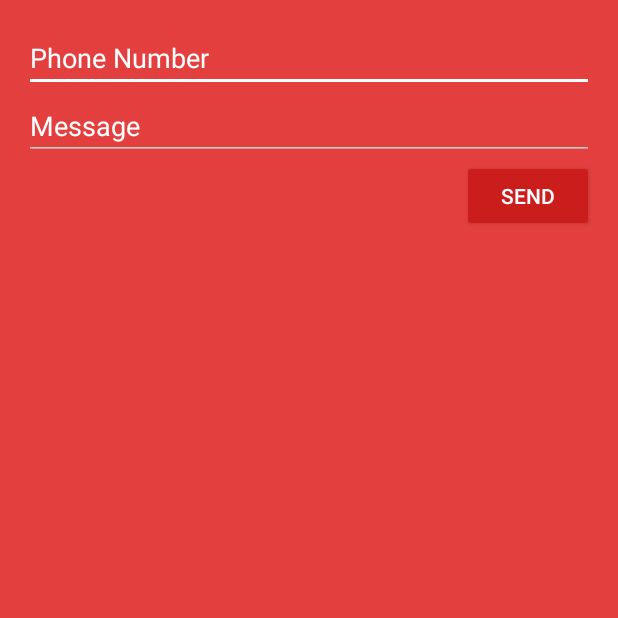
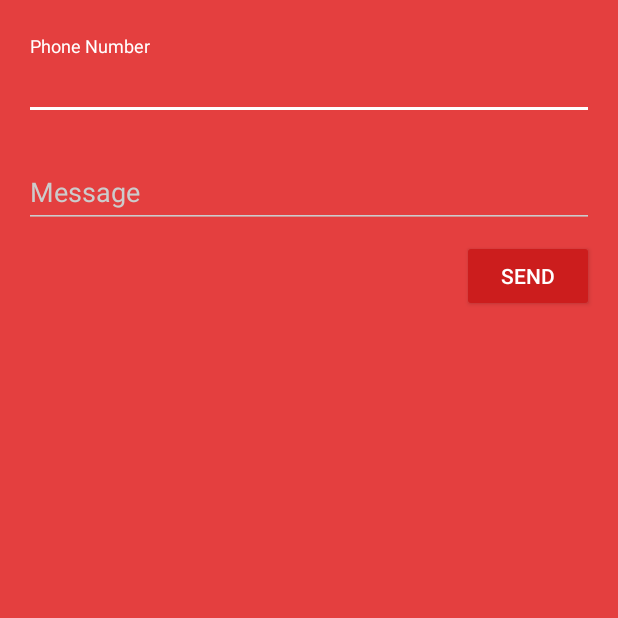
Before and after one commit to diogopainho/sirs-ist, an Android app: the SmsComposer screen opened directly, with no data from a screen before it, after a tap on "SEND", on a phone screen of 412 x 824 dp, the top half of it. Run offline under Robolectric (Android 15) with nearby library versions, the phone set to English and light mode, and no system bars; our stand-ins replace ButterKnife; libraries missing offline, so code that uses them is left out: com.activeandroid, com.activeandroid.annotation; 1 statement that could not run was skipped.

Commit message:
Meti a lista das mensagens a funcionar, e implementei a base de dados

```diff
--- a/SecureSMS/app/build.gradle
+++ b/SecureSMS/app/build.gradle
@@ -25,4 +25,5 @@ dependencies {
     compile 'com.android.support:appcompat-v7:23.1.0'
     compile 'com.android.support:design:23.1.0'
     compile 'com.jakewharton:butterknife:6.1.0'
+    compile 'com.michaelpardo:activeandroid:3.1.0-SNAPSHOT'
 }
--- /dev/null
+++ b/SecureSMS/app/src/main/java/pt/ulisboa/tecnico/meic/sirs/securesms/Message_Model.java
@@ -0,0 +1,44 @@
+package pt.ulisboa.tecnico.meic.sirs.securesms;
+
+import com.activeandroid.Model;
+import com.activeandroid.annotation.Column;
+import com.activeandroid.annotation.Table;
+
+/**
+ * Created by diogopainho on 21/11/15.
+ */
+@Table(name="Messages")
+public class Message_Model extends Model {
+    @Column(name="Destination")
+    String to;
+    @Column(name="Message")
+    String message = new String();
+    @Column(name="Timestamp")
+    int timestamp = 0;
+
+    public Message_Model() {
+
+    }
+
+    public Message_Model(String to, String message) {
+        this.to = to;
+        this.message = message;
+
+    }
+
+    public String getTo() {
+        return to;
+    }
+
+    public String getMessage() {
+        return message;
+    }
+
+    public void setTo(String to) {
+        this.to = to;
+    }
+
+    public void setMessage(String message) {
+        this.message = message;
+    }
+}
--- a/SecureSMS/app/src/main/java/pt/ulisboa/tecnico/meic/sirs/securesms/SmsComposer.java
+++ b/SecureSMS/app/src/main/java/pt/ulisboa/tecnico/meic/sirs/securesms/SmsComposer.java
@@ -8,11 +8,17 @@ import android.widget.Button;
 import android.widget.EditText;
 import android.widget.TextView;
 
+import java.io.FileNotFoundException;
+import java.io.FileOutputStream;
+import java.io.IOException;
+import java.io.ObjectOutput;
+import java.io.ObjectOutputStream;
+import java.util.ArrayList;
+
 import butterknife.ButterKnife;
 import butterknife.InjectView;
 
 public class SmsComposer extends AppCompatActivity {
-
     @InjectView(R.id.phone_number) EditText _phoneNumber;
     @InjectView(R.id.message) EditText _message;
     @InjectView(R.id.send_button) Button _sendButton;
@@ -31,7 +37,12 @@ public class SmsComposer extends AppCompatActivity {
                 String message = _message.getText().toString();
 
                 SmsManager smsManager = SmsManager.getDefault();
-                smsManager.sendTextMessage(phoneNumber, null, message, null, null);
+               // smsManager.sendTextMessage(phoneNumber, null, message, null, null);
+
+               //Para guardar na base de dados
+                Message_Model model = new Message_Model(phoneNumber, message);
+                model.save();
+
             }
         });
     }
--- a/SecureSMS/app/src/main/res/layout/activity_sms_composer.xml
+++ b/SecureSMS/app/src/main/res/layout/activity_sms_composer.xml
@@ -14,21 +14,33 @@
         android:layout_centerHorizontal="true"
         android:layout_alignParentTop="true">
 
-        <EditText
+        <!--  Phone Number Label -->
+        <android.support.design.widget.TextInputLayout
             android:layout_width="match_parent"
             android:layout_height="wrap_content"
-            android:inputType="phone"
-            android:ems="10"
-            android:text="Phone Number"
-            android:id="@+id/phone_number" />
+            android:layout_marginTop="8dp"
+            android:layout_marginBottom="8dp"
+            style="@style/AppTheme.Dark">
+            <EditText android:id="@+id/phone_number"
+                android:layout_width="match_parent"
+                android:layout_height="wrap_content"
+                android:inputType="number"
+                android:hint="Phone Number" />
+        </android.support.design.widget.TextInputLayout>
 
-        <EditText
+        <!--  Message Label -->
+        <android.support.design.widget.TextInputLayout
             android:layout_width="match_parent"
             android:layout_height="wrap_content"
-            android:inputType="textMultiLine"
-            android:ems="10"
-            android:text="Message"
-            android:id="@+id/message" />
+            android:layout_marginTop="8dp"
+            android:layout_marginBottom="8dp"
+            style="@style/AppTheme.Dark">
+            <EditText android:id="@+id/message"
+                android:layout_width="match_parent"
+                android:layout_height="wrap_content"
+                android:inputType="textMultiLine"
+                android:hint="Message" />
+        </android.support.design.widget.TextInputLayout>
 
         <Button
             android:layout_width="wrap_content"
--- a/SecureSMS/app/src/main/res/values/dimens.xml
+++ b/SecureSMS/app/src/main/res/values/dimens.xml
@@ -3,4 +3,6 @@
     <dimen name="activity_horizontal_margin">16dp</dimen>
     <dimen name="activity_vertical_margin">16dp</dimen>
     <dimen name="fab_margin">16dp</dimen>
+    <dimen name="fab2_margin">32dp</dimen>
+    <dimen name="fab3_margin">48dp</dimen>
 </resources>
--- a/SecureSMS/build.gradle
+++ b/SecureSMS/build.gradle
@@ -3,6 +3,8 @@
 buildscript {
     repositories {
         jcenter()
+        mavenCentral()
+
     }
     dependencies {
         classpath 'com.android.tools.build:gradle:1.3.0'
@@ -16,6 +18,7 @@ buildscript {
 allprojects {
     repositories {
         jcenter()
+        maven { url "https://oss.sonatype.org/content/repositories/snapshots/" }
     }
 }
 
```
Also changed, not shown: SecureSMS/app/src/main/AndroidManifest.xml (+7 -0 lines), SecureSMS/app/src/main/java/pt/ulisboa/tecnico/meic/sirs/securesms/Adapter_SmsList.java (added, +92 -0 lines), SecureSMS/app/src/main/java/pt/ulisboa/tecnico/meic/sirs/securesms/SecureSMSApplication.java (added, +18 -0 lines), SecureSMS/app/src/main/java/pt/ulisboa/tecnico/meic/sirs/securesms/SmsList.java (+46 -8 lines), SecureSMS/app/src/main/res/layout/activity_sms_list.xml (+52 -8 lines), SecureSMS/app/src/main/res/layout/content_sms_list.xml (deleted, +0 -13 lines), SecureSMS/app/src/main/res/layout/line_list.xml (added, +31 -0 lines), 1 other file.
